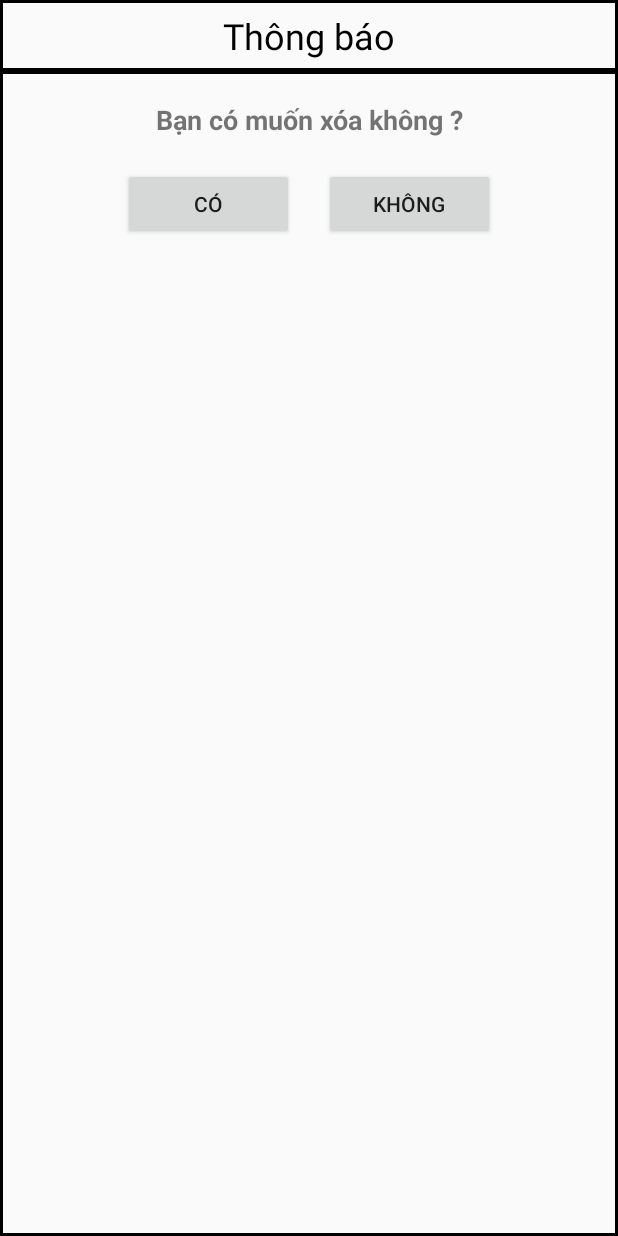
After one commit to long230796/GiuaKyNhom26, an Android app: the layout activity_phong_delete.xml on its own in the app's theme, with its tools: preview values and no code run, on a phone screen of 412 x 824 dp. The commit adds this screen. Run offline under Robolectric (Android 15) with nearby library versions, the phone set to English and light mode, and no system bars.

Commit message:
add feature delete-phong

```diff
--- a/app/src/main/java/com/nhom26/giuakynhom26/PhongActivity.java
+++ b/app/src/main/java/com/nhom26/giuakynhom26/PhongActivity.java
@@ -31,6 +31,7 @@ public class PhongActivity extends AppCompatActivity {
     Dialog dialogThaoTac;
     Dialog dialogChinhSua;
     Dialog dialogChitiet;
+    Dialog dialogXoa;
 
     EditText edtLoaiPhong;
     EditText edtTang;
@@ -188,11 +189,36 @@ public class PhongActivity extends AppCompatActivity {
         btnHuy.setOnClickListener(new View.OnClickListener() {
             @Override
             public void onClick(View view) {
-                cancel();
+                cancel(dialogChinhSua);
             }
         });
 
         dialogChinhSua.show();
+    }
+
+    private void hienThiManHinhXoaPhong() {
+        dialogXoa = new Dialog(PhongActivity.this);
+        dialogXoa.setContentView(R.layout.activity_phong_delete);
+
+        Button btnCo = dialogXoa.findViewById(R.id.btnCo);
+        Button btnKhong = dialogXoa.findViewById(R.id.btnKhong);
+
+        btnCo.setOnClickListener(new View.OnClickListener() {
+            @Override
+            public void onClick(View view) {
+                delete();
+            }
+        });
+
+        btnKhong.setOnClickListener(new View.OnClickListener() {
+            @Override
+            public void onClick(View view) {
+                cancel(dialogXoa);
+            }
+        });
+
+        dialogXoa.show();
+
     }
 
 
@@ -212,9 +238,21 @@ public class PhongActivity extends AppCompatActivity {
         }
     }
 
+    private void delete() {
+        int kq = MainActivity.database.delete("PHONGHOC", "MAPHONG=?", new String[]{selectedPhong.getMa()});
+        if (kq > 0) {
+            Toast.makeText(PhongActivity.this, "Xóa thành công", Toast.LENGTH_SHORT).show();
+            dialogXoa.dismiss();
+            getPhongHocFromDB();
+        } else {
+            Toast.makeText(PhongActivity.this, "Có lỗi xảy ra, vui lòng thử lại", Toast.LENGTH_SHORT).show();
+        }
 
-    private  void cancel() {
-        dialogChinhSua.dismiss();
+    }
+
+
+    private  void cancel(Dialog dialog) {
+        dialog.dismiss();
     }
 
     @Override
@@ -225,7 +263,7 @@ public class PhongActivity extends AppCompatActivity {
                 break;
 
             case R.id.mnuXoa:
-
+                hienThiManHinhXoaPhong();
                 break;
 
         }
--- /dev/null
+++ b/app/src/main/res/layout/activity_phong_delete.xml
@@ -0,0 +1,76 @@
+<?xml version="1.0" encoding="utf-8"?>
+<LinearLayout xmlns:android="http://schemas.android.com/apk/res/android"
+    android:orientation="vertical"
+    android:layout_height="match_parent"
+    android:weightSum="1"
+    android:layout_width="match_parent">
+
+    <TextView
+        android:text="Thông báo"
+        android:layout_width="match_parent"
+        android:layout_height="wrap_content"
+        android:id="@+id/textView2"
+        android:textAlignment="center"
+        android:background="@drawable/textview_border"
+        android:textSize="24sp"
+        android:paddingBottom="7dp"
+        android:paddingTop="7dp"
+        android:textColor="@android:color/black" />
+
+    <LinearLayout
+        android:orientation="vertical"
+        android:layout_width="match_parent"
+        android:layout_height="match_parent"
+        android:background="@drawable/textview_border">
+
+        <LinearLayout
+            android:orientation="horizontal"
+            android:layout_height="wrap_content"
+            android:layout_marginLeft="20dp"
+            android:layout_marginRight="20dp"
+            android:layout_marginTop="20dp"
+            android:layout_gravity="center"
+            android:layout_width="248dp">
+
+            <TextView
+                android:text="Bạn có muốn xóa không ?"
+                android:layout_width="wrap_content"
+                android:layout_height="wrap_content"
+                android:layout_weight="1"
+                android:textAlignment="center"
+                android:textSize="18sp"
+                android:textStyle="normal|bold" />
+        </LinearLayout>
+
+        <LinearLayout
+            android:orientation="horizontal"
+            android:layout_width="248dp"
+            android:layout_height="wrap_content"
+            android:layout_marginTop="20dp"
+            android:layout_marginBottom="20dp"
+            android:layout_gravity="center"
+            android:layout_marginLeft="20dp"
+            android:layout_marginRight="20dp">
+
+            <Button
+                android:text="Có"
+                android:layout_width="match_parent"
+                android:layout_height="wrap_content"
+                android:id="@+id/btnCo"
+                android:layout_gravity="center"
+                android:layout_weight="1"
+                android:layout_marginRight="10dp" />
+
+            <Button
+                android:text="Không"
+                android:layout_width="match_parent"
+                android:layout_height="wrap_content"
+                android:id="@+id/btnKhong"
+                android:layout_weight="1"
+                android:layout_marginLeft="10dp" />
+        </LinearLayout>
+
+
+    </LinearLayout>
+
+</LinearLayout>
```
